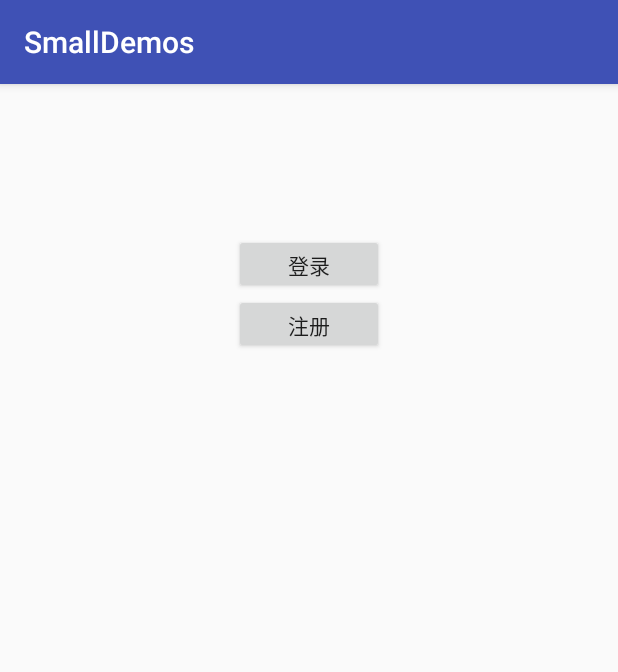
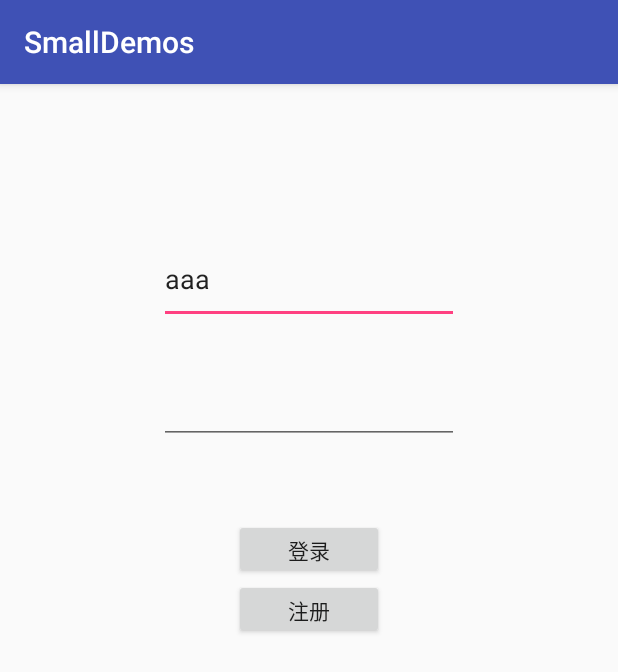
Before and after one commit to wx9265661/SmallDemos2, an Android app: the LoginFragment screen opened directly, with no data from a screen before it, on a phone screen of 412 x 824 dp. Shown: the top 672 px of the screen. Run offline under Robolectric (Android 15) with nearby library versions, the phone set to English and light mode, and no system bars; our stand-ins replace data binding; 1 statement that could not run was skipped.

Commit message:
data binding demo

```diff
--- a/app/build.gradle
+++ b/app/build.gradle
@@ -22,6 +22,10 @@ android {
         debug {
             testCoverageEnabled true
         }
+    }
+
+    dataBinding{
+        enabled true
     }
 }
 
--- /dev/null
+++ b/app/src/main/java/com/zhanghaochen/smalldemos/demos/model/LoginModel.kt
@@ -0,0 +1,30 @@
+package com.zhanghaochen.smalldemos.demos.model
+
+import android.content.Context
+import android.widget.Toast
+import androidx.databinding.ObservableField
+
+/**
+ * @author created by zhanghaochen
+ * @date 2021-06-21 4:30 PM
+ * 描述：登录model，赋值登录逻辑和输入框内容更新处理
+ */
+class LoginModel constructor(name: String, pwd: String, context: Context) {
+    val n = ObservableField<String>(name)
+    val p = ObservableField<String>(pwd)
+    var context = context
+
+    fun onNameChanged(s: CharSequence) {
+        n.set(s.toString())
+    }
+
+    fun onPwdChanged(s: CharSequence, start: Int, before: Int, count: Int) {
+        p.set(s.toString())
+    }
+
+    fun login() {
+        if (n.get() == "admin" && p.get() == "admin") {
+            Toast.makeText(context, "账号密码正确", Toast.LENGTH_SHORT).show()
+        }
+    }
+}
--- a/app/src/main/java/com/zhanghaochen/smalldemos/demos/naviga/LoginFragment.kt
+++ b/app/src/main/java/com/zhanghaochen/smalldemos/demos/naviga/LoginFragment.kt
@@ -5,10 +5,15 @@ import android.os.Message
 import android.view.LayoutInflater
 import android.view.View
 import android.view.ViewGroup
+import androidx.databinding.DataBindingUtil
 import androidx.navigation.fragment.findNavController
 import com.zhanghaochen.smalldemos.R
+import com.zhanghaochen.smalldemos.databinding.FragmentLoginBinding
+import com.zhanghaochen.smalldemos.demos.NavigationDemoActivity
+import com.zhanghaochen.smalldemos.demos.model.LoginModel
 import com.zhanghaochen.smalldemos.framework.BaseFragment
 import kotlinx.android.synthetic.main.fragment_login.*
+import org.jetbrains.anko.sdk27.coroutines.textChangedListener
 
 /**
  * @author created by zhanghaochen
@@ -16,17 +21,31 @@ import kotlinx.android.synthetic.main.fragment_login.*
  * 描述：
  */
 class LoginFragment : BaseFragment() {
+    lateinit var loginModel: LoginModel
     override fun handleMessage(message: Message?) {
 
     }
 
     override fun onCreateView(inflater: LayoutInflater, container: ViewGroup?, savedInstanceState: Bundle?): View? {
-        val mainView = inflater.inflate(R.layout.fragment_login, container, false)
-        return mainView
+//        val mainView = inflater.inflate(R.layout.fragment_login, container, false)
+        val binding = DataBindingUtil.inflate<FragmentLoginBinding>(inflater, R.layout.fragment_login, container, false)
+        loginModel = LoginModel("aaa", "", context!!)
+        binding.model = loginModel
+        binding.activity = activity as NavigationDemoActivity?
+
+        return binding.root
     }
 
     override fun onViewCreated(view: View, savedInstanceState: Bundle?) {
         super.onViewCreated(view, savedInstanceState)
+        // 一些绑定操作
+        ed1.setText(loginModel.n.get())
+        ed1.textChangedListener {
+            onTextChanged { charSequence, i, i2, i3 ->
+                charSequence?.let { loginModel.onNameChanged(it) }
+            }
+        }
+
         regist.setOnClickListener {
             val action = LoginFragmentDirections.actionLoginFragmentToRegistFragment()
                     .setName("wer")
--- a/app/src/main/res/layout/fragment_login.xml
+++ b/app/src/main/res/layout/fragment_login.xml
@@ -1,18 +1,50 @@
-<?xml version="1.0" encoding="utf-8"?>
-<androidx.constraintlayout.widget.ConstraintLayout xmlns:android="http://schemas.android.com/apk/res/android"
-    xmlns:app="http://schemas.android.com/apk/res-auto"
+<!--<?xml version="1.0" encoding="utf-8"?>-->
+<layout xmlns:android="http://schemas.android.com/apk/res/android"
+    xmlns:app="http://schemas.android.com/apk/res-auto">
+
+    <data>
+        <!-- 需要的viewmodel，通过mBinding.vm=mViewModel注入 -->
+        <variable
+            name="model"
+            type="com.zhanghaochen.smalldemos.demos.model.LoginModel" />
+
+        <variable
+            name="activity"
+            type="com.zhanghaochen.smalldemos.demos.NavigationDemoActivity" />
+    </data>
+
+    <androidx.constraintlayout.widget.ConstraintLayout
         android:layout_width="match_parent"
         android:layout_height="match_parent">
+
+        <EditText
+            android:id="@+id/ed1"
+            android:layout_width="200dp"
+            android:layout_height="60dp"
+            android:layout_marginTop="100dp"
+            android:onTextChanged="@{(text,start,before,count)->model.onNameChanged(text)}"
+            app:layout_constraintEnd_toEndOf="parent"
+            app:layout_constraintStart_toStartOf="parent"
+            app:layout_constraintTop_toTopOf="parent" />
+
+        <EditText
+            android:id="@+id/ed2"
+            android:layout_width="200dp"
+            android:layout_height="60dp"
+            android:layout_marginTop="20dp"
+            app:layout_constraintEnd_toEndOf="parent"
+            app:layout_constraintStart_toStartOf="parent"
+            app:layout_constraintTop_toBottomOf="@id/ed1" />
 
         <Button
             android:id="@+id/login"
             android:layout_width="100dp"
             android:layout_height="40dp"
-        android:layout_marginTop="100dp"
+            android:layout_marginTop="50dp"
             android:text="登录"
             app:layout_constraintEnd_toEndOf="parent"
             app:layout_constraintStart_toStartOf="parent"
-        app:layout_constraintTop_toTopOf="parent" />
+            app:layout_constraintTop_toBottomOf="@id/ed2" />
 
         <Button
             android:id="@+id/regist"
@@ -22,5 +54,5 @@
             app:layout_constraintEnd_toEndOf="parent"
             app:layout_constraintStart_toStartOf="parent"
             app:layout_constraintTop_toBottomOf="@id/login" />
-
     </androidx.constraintlayout.widget.ConstraintLayout>
+</layout>
```
Lines whose indentation alone changed are shown as unchanged.
